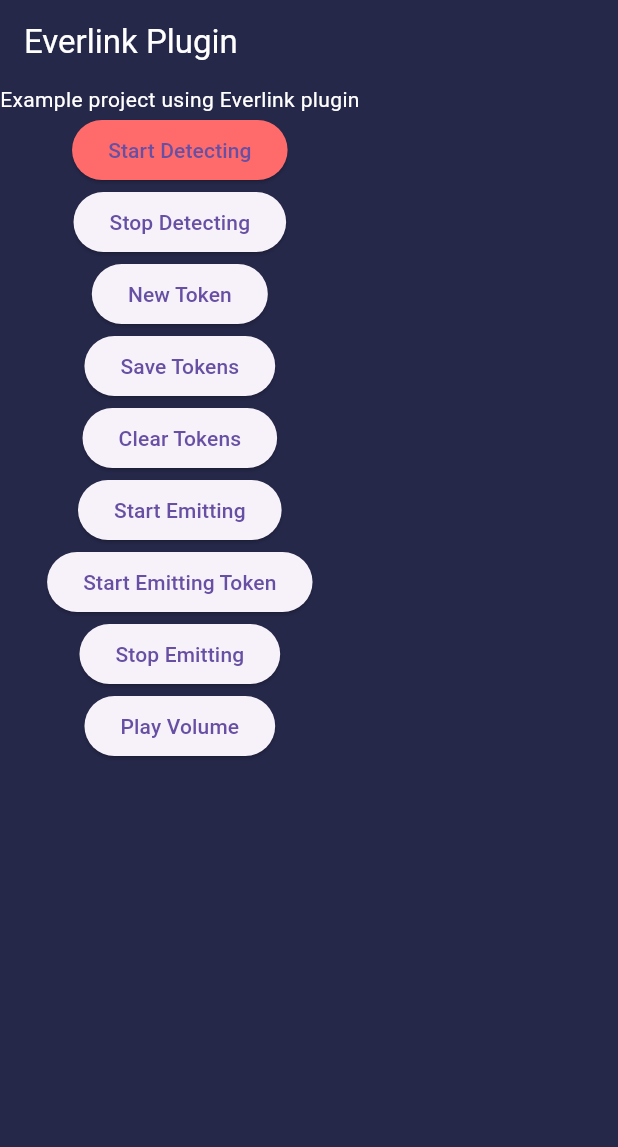
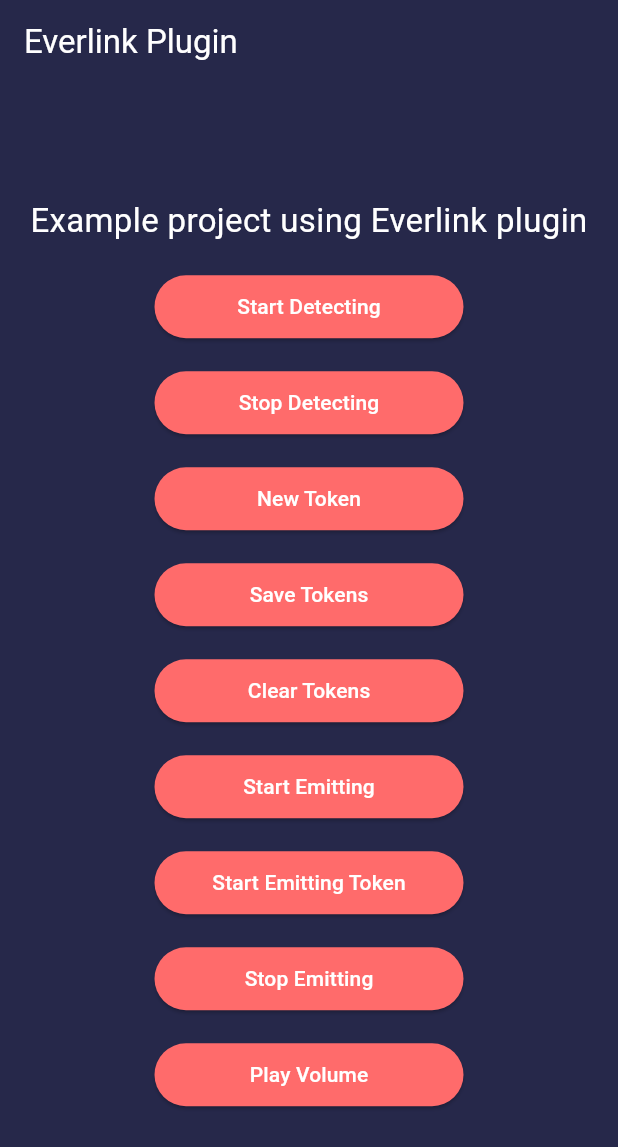
Before and after one commit to Everlinkdev/everlink_flutter_sdk, a Flutter app: the screen it shows after launch, after a tap on "Start Detecting", on a phone screen of 412 x 824 dp. Shown: the top 1147 px of the screen. Run offline on Flutter 3.47's test engine with Material 3 defaults, Android fonts, the phone set to English and light mode, and no system bars.

Commit message:
Refactored code, Updated UI design and Added background changes functionality

```diff
--- a/example/lib/main.dart
+++ b/example/lib/main.dart
@@ -6,64 +6,36 @@ import 'package:flutter/services.dart';
 import 'package:everlink_sdk/everlink_sdk.dart';
 
 void main() {
-  runApp(const MyApp());
+  runApp(const MaterialApp(
+    home: MyApp(),
+  ));
 }
 
 class MyApp extends StatefulWidget {
   const MyApp({super.key});
 
   @override
-  State<MyApp> createState() => MainApp();
+  State<MyApp> createState() => _MyAppState();
 }
 
-class MainApp extends State<MyApp> {
+class _MyAppState extends State<MyApp> {
+  static const eventChannel = EventChannel('everlink_sdk_event');
+  final _everlinkSdk = EverlinkSdk("testAppID");
+
+  // Colors
+  Color _currentBackgroundColor = const Color.fromRGBO(38, 40, 74, 1.0);
+  // Constant Colors for Background
+  final _buttonColor = const Color.fromRGBO(255, 107, 107, 1.0);
+  final _doSomethingBackgroundColor = const Color.fromRGBO(7, 250, 52, 1.0);
+  final _defaultBackgroundColor = const Color.fromRGBO(38, 40, 74, 1.0);
+
   @override
   void initState() {
     super.initState();
-    setEvents();
+    _setEvents();
   }
 
-  final everlinkSdk = EverlinkSdk("testAppID");
-
-  Future<void> everlinkStartDetecting() async {
-    everlinkSdk.startDetecting();
-  }
-
-  Future<void> everlinkStopDetecting() async {
-    everlinkSdk.stopDetecting();
-  }
-
-  Future<void> everlinkNewToken(String date) async {
-    everlinkSdk.newToken(date);
-  }
-
-  Future<void> everlinSaveTokens(List<String> tokens) async {
-    everlinkSdk.saveTokens(tokens);
-  }
-
-  Future<void> everlinkClearTokens() async {
-    everlinkSdk.clearTokens();
-  }
-
-  Future<void> everlinkStartEmitting() async {
-    everlinkSdk.startEmitting();
-  }
-
-  Future<void> everlinkStartEmittingToken(String token) async {
-    everlinkSdk.startEmittingToken(token);
-  }
-
-  Future<void> everlinkStopEmitting() async {
-    everlinkSdk.stopEmitting();
-  }
-
-  Future<void> everlinkPlayVolume(double volume, bool loudSpeaker) async {
-    everlinkSdk.playVolume(volume, loudSpeaker);
-  }
-
-  static const eventChannel = EventChannel('everlink_sdk_event');
-
-  void setEvents() {
+  void _setEvents() {
     eventChannel.receiveBroadcastStream().listen((dynamic event) {
       try {
         final parsedJson = jsonDecode(event.toString());
@@ -82,23 +54,47 @@ class MainApp extends State<MyApp> {
           default:
         }
       } on Exception catch (e) {
-        print('Unknown exception: $e');
+        debugPrint('Unknown exception: $e');
       } catch (e) {
         // No specified type, handles all
-        print('Something really unknown: $e');
+        debugPrint('Something really unknown: $e');
       }
       //  print("event from native code $event");
     }, onError: (dynamic error) {
-      print("Error: $error");
+      debugPrint("Error: $error");
     });
   }
 
+  Future<void> _everlinkStartDetecting() async =>
+      await _everlinkSdk.startDetecting();
+
+  Future<void> _everlinkStopDetecting() async =>
+      await _everlinkSdk.stopDetecting();
+
+  Future<void> _everlinkNewToken(String date) async =>
+      await _everlinkSdk.newToken(date);
+
+  Future<void> _everlinSaveTokens(List<String> tokens) async =>
+      await _everlinkSdk.saveTokens(tokens);
+
+  Future<void> _everlinkClearTokens() async => await _everlinkSdk.clearTokens();
+
+  Future<void> _everlinkStartEmitting() async =>
+      await _everlinkSdk.startEmitting();
+
+  Future<void> _everlinkStartEmittingToken(String token) async =>
+      await _everlinkSdk.startEmittingToken(token);
+
+  Future<void> _everlinkStopEmitting() async =>
+      await _everlinkSdk.stopEmitting();
+
+  Future<void> _everlinkPlayVolume(double volume, bool loudSpeaker) async =>
+      await _everlinkSdk.playVolume(volume, loudSpeaker);
+
   @override
   Widget build(BuildContext context) {
-    return MaterialApp(
-        debugShowCheckedModeBanner: false,
-        home: Scaffold(
-          backgroundColor: const Color.fromRGBO(38, 40, 74, 1.0),
+    return Scaffold(
+      backgroundColor: _currentBackgroundColor,
       appBar: AppBar(
         backgroundColor: const Color.fromRGBO(38, 40, 74, 1.0),
         title: const Text('Everlink Plugin',
@@ -106,81 +102,155 @@ class MainApp extends State<MyApp> {
               color: Colors.white,
             )),
       ),
-          body: Column(
+      body: Padding(
+        padding: const EdgeInsets.symmetric(vertical: 4.0, horizontal: 4.0),
+        child: Center(
+          child: SingleChildScrollView(
+            child: Column(
+              mainAxisAlignment: MainAxisAlignment.center,
               children: [
                 const Text('Example project using Everlink plugin',
+                    textAlign: TextAlign.center,
                     style: TextStyle(
+                      fontSize: 22,
                       color: Colors.white,
                     )),
-              ElevatedButton(
-                style: ElevatedButton.styleFrom(
-                  backgroundColor: const Color.fromRGBO(255, 107, 107, 1.0),
+                const SizedBox(
+                  height: 10,
                 ),
-                onPressed: () {
-                  everlinkStartDetecting();
-                },
-                child: const Text('Start Detecting'),
-              ),
-              ElevatedButton(
-                onPressed: () {
-                  everlinkStopDetecting();
-                },
-                child: const Text('Stop Detecting'),
-              ),
-              ElevatedButton(
-                onPressed: () {
+                TriggerButton(
+                    buttonColor: _buttonColor,
+                    title: 'Start Detecting',
+                    onPressed: () async {
+                      setState(
+                        () => _currentBackgroundColor = _defaultBackgroundColor,
+                      );
+                      await _everlinkStartDetecting();
+                    }),
+                TriggerButton(
+                    buttonColor: _buttonColor,
+                    title: 'Stop Detecting',
+                    onPressed: () async => await _everlinkStopDetecting()),
+                TriggerButton(
+                    buttonColor: _buttonColor,
+                    title: 'New Token',
+                    onPressed: () async {
                       const date = "2024";
-                  everlinkNewToken(date);
-                },
-                child: const Text('New Token'),
-              ),
-              ElevatedButton(
-                onPressed: () {
+                      await _everlinkNewToken(date);
+                    }),
+                TriggerButton(
+                    buttonColor: _buttonColor,
+                    title: 'Save Tokens',
+                    onPressed: () async {
                       const tokensList = [
                         'evpan1d9d38808c0dc626543920c58e9d903c',
                         'evpan9823a9bbe65b0ff54968d4638a55e352'
                       ];
-                  everlinSaveTokens(tokensList);
-                },
-                child: const Text('Save Tokens'),
+                      await _everlinSaveTokens(tokensList);
+                    }),
+                TriggerButton(
+                    buttonColor: _buttonColor,
+                    title: 'Clear Tokens',
+                    onPressed: () async => await _everlinkClearTokens()),
+                TriggerButton(
+                    buttonColor: _buttonColor,
+                    title: 'Start Emitting',
+                    onPressed: () async => await _everlinkStartEmitting()),
+                TriggerButton(
+                    buttonColor: _buttonColor,
+                    title: 'Start Emitting Token',
+                    onPressed: () async {
+                      const token = "evpan9823a9bbe65b0ff54968d4638a55e352";
+                      await _everlinkStartEmittingToken(token);
+                    }),
+                TriggerButton(
+                  buttonColor: _buttonColor,
+                  title: 'Stop Emitting',
+                  onPressed: () async => await _everlinkStopEmitting(),
                 ),
-              ElevatedButton(
-                onPressed: () {
-                  everlinkClearTokens();
-                },
-                child: const Text('Clear Tokens'),
-              ),
-              ElevatedButton(
-                onPressed: () {
-                  everlinkStartEmitting();
-                },
-                child: const Text('Start Emitting'),
-              ),
-              ElevatedButton(
-                onPressed: () {
-                  const token = "evpan9823a9bbe65b0ff54968d4638a55e352";
-                  everlinkStartEmittingToken(token);
-                },
-                child: const Text('Start Emitting Token'),
-              ),
-              ElevatedButton(
-                onPressed: () {
-                  everlinkStopEmitting();
-                },
-                child: const Text('Stop Emitting'),
-              ),
-              ElevatedButton(
-                onPressed: () {
+                TriggerButton(
+                    buttonColor: _buttonColor,
+                    title: 'Play Volume',
+                    onPressed: () async {
                       const volume = 0.9;
                       const useLoudSpeaker = true;
-                  everlinkPlayVolume(volume, useLoudSpeaker);
-                },
-                child: const Text('Play Volume'),
-              ),
+                      await _everlinkPlayVolume(volume, useLoudSpeaker);
+                    }),
               ],
             ),
-        ));
+          ),
+        ),
+      ),
+    );
   }
 
-  void doSomethingWithDetectedToken(String token) {}
+  void doSomethingWithDetectedToken(String token) {
+    // Change Backgorund Color
+    setState(
+      () => _currentBackgroundColor = _doSomethingBackgroundColor,
+    );
+
+    // Show Dialog Box
+    showDialog(
+      context: context,
+      // Mark is as no-dismissible to make it dismiss based on time
+      barrierDismissible: false,
+      builder: (context) {
+        // This method will invoke after a second and will dismiss the alert dialog box
+        // Adjust the seconds from here
+        Future.delayed(const Duration(seconds: 5)).whenComplete(
+          () => Navigator.pop(context),
+        );
+        return AlertDialog(
+          backgroundColor: _doSomethingBackgroundColor,
+          title: const Text(
+            'User Detechted!',
+            style: TextStyle(
+              fontSize: 24,
+            ),
+          ),
+          content: Text(
+            token,
+            textAlign: TextAlign.center,
+            style: const TextStyle(
+              fontSize: 24,
+            ),
+          ),
+        );
+      },
+    );
   }
+}
+
+// A Seperate Widget Class for similar set of Elevated Buttons
+class TriggerButton extends StatelessWidget {
+  const TriggerButton(
+      {super.key,
+      required this.buttonColor,
+      required this.onPressed,
+      required this.title});
+  final Color buttonColor;
+  final void Function() onPressed;
+  final String title;
+
+  @override
+  Widget build(BuildContext context) {
+    return Padding(
+      padding: const EdgeInsets.symmetric(vertical: 8.0, horizontal: 12.0),
+      child: ElevatedButton(
+        style: ButtonStyle(
+          fixedSize: WidgetStatePropertyAll(
+              Size(MediaQuery.of(context).size.width * 0.5, 42)),
+          backgroundColor: WidgetStatePropertyAll(
+            buttonColor,
+          ),
+        ),
+        onPressed: onPressed,
+        child: Text(
+          title,
+          style: const TextStyle(color: Colors.white),
+        ),
+      ),
+    );
+  }
+}
```
Also changed, not shown: example/pubspec.lock. Lines whose indentation alone changed are shown as unchanged.
